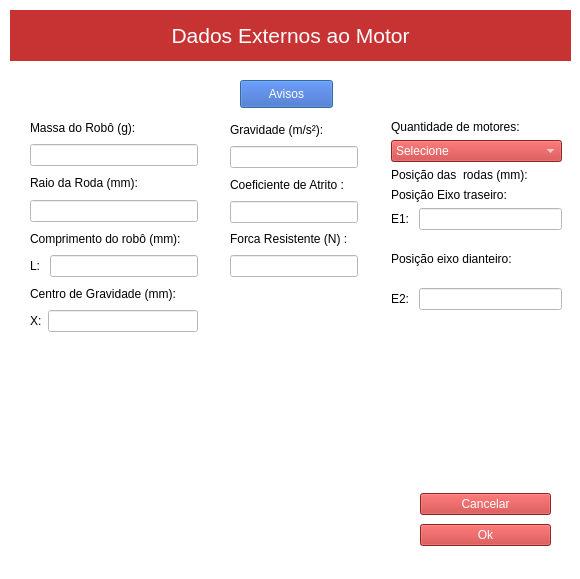
The window that RinoMotoresV3/dadosrobo.ui (RPerobeli/RinoMotores) describes before a commit, drawn with Qt 5.
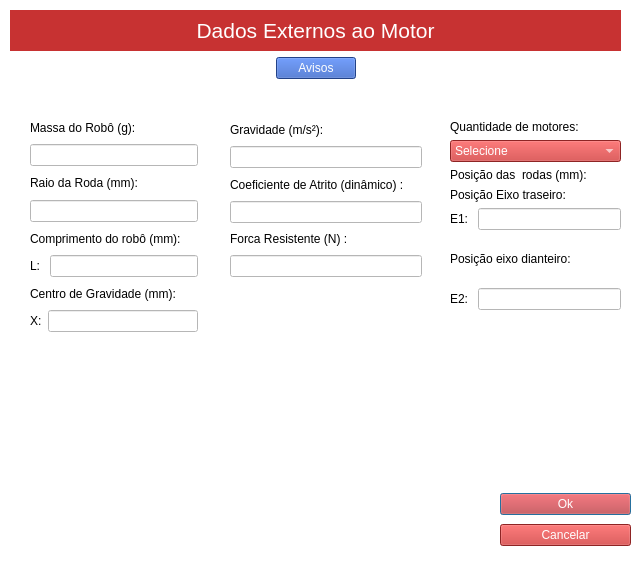
The same window after the commit. Icons and pictures are not drawn.

The edit to the form file:
```diff
--- a/RinoMotoresV3/dadosrobo.ui
+++ b/RinoMotoresV3/dadosrobo.ui
@@ -6,7 +6,7 @@
    <rect>
     <x>0</x>
     <y>0</y>
-    <width>580</width>
+    <width>642</width>
     <height>579</height>
    </rect>
   </property>
@@ -16,54 +16,12 @@
   <property name="styleSheet">
    <string notr="true">background-color:#fff</string>
   </property>
-  <widget class="QLabel" name="label_titulo">
-   <property name="geometry">
-    <rect>
-     <x>10</x>
-     <y>10</y>
-     <width>561</width>
-     <height>51</height>
-    </rect>
-   </property>
-   <property name="font">
-    <font>
-     <pointsize>16</pointsize>
-    </font>
-   </property>
-   <property name="styleSheet">
-    <string notr="true">background-color:#c73232;
-color:#fff;</string>
-   </property>
-   <property name="text">
-    <string>Dados Externos ao Motor</string>
-   </property>
-   <property name="alignment">
-    <set>Qt::AlignCenter</set>
-   </property>
-  </widget>
-  <widget class="QPushButton" name="Btn_Avisos">
-   <property name="geometry">
-    <rect>
-     <x>240</x>
-     <y>80</y>
-     <width>93</width>
-     <height>28</height>
-    </rect>
-   </property>
-   <property name="styleSheet">
-    <string notr="true">background-color:#305dbf;
-color:#fff;</string>
-   </property>
-   <property name="text">
-    <string>Avisos</string>
-   </property>
-  </widget>
   <widget class="QLabel" name="Imagem">
    <property name="geometry">
     <rect>
      <x>31</x>
      <y>350</y>
-     <width>351</width>
+     <width>321</width>
      <height>211</height>
     </rect>
    </property>
@@ -151,12 +109,12 @@
     </item>
    </layout>
   </widget>
-  <widget class="QWidget" name="">
+  <widget class="QWidget" name="layoutWidget">
    <property name="geometry">
     <rect>
      <x>230</x>
      <y>120</y>
-     <width>128</width>
+     <width>192</width>
      <height>157</height>
     </rect>
    </property>
@@ -174,7 +132,7 @@
     <item>
      <widget class="QLabel" name="label_coefAtrito">
       <property name="text">
-       <string>Coeficiente de Atrito :</string>
+       <string>Coeficiente de Atrito (dinâmico) :</string>
       </property>
      </widget>
     </item>
@@ -193,10 +151,10 @@
     </item>
    </layout>
   </widget>
-  <widget class="QWidget" name="">
+  <widget class="QWidget" name="layoutWidget">
    <property name="geometry">
     <rect>
-     <x>391</x>
+     <x>450</x>
      <y>120</y>
      <width>171</width>
      <height>190</height>
@@ -306,27 +264,16 @@
     </item>
    </layout>
   </widget>
-  <widget class="QWidget" name="">
+  <widget class="QWidget" name="layoutWidget">
    <property name="geometry">
     <rect>
-     <x>420</x>
+     <x>500</x>
      <y>490</y>
      <width>131</width>
      <height>59</height>
     </rect>
    </property>
    <layout class="QVBoxLayout" name="verticalLayout_7">
-    <item>
-     <widget class="QPushButton" name="Btn_Cancel">
-      <property name="styleSheet">
-       <string notr="true">background-color:#c73232;
-color:#fff;</string>
-      </property>
-      <property name="text">
-       <string>Cancelar</string>
-      </property>
-     </widget>
-    </item>
     <item>
      <widget class="QPushButton" name="BtnOK">
       <property name="styleSheet">
@@ -337,6 +284,89 @@
        <string>Ok</string>
       </property>
      </widget>
+    </item>
+    <item>
+     <widget class="QPushButton" name="Btn_Cancel">
+      <property name="styleSheet">
+       <string notr="true">background-color:#c73232;
+color:#fff;</string>
+      </property>
+      <property name="text">
+       <string>Cancelar</string>
+      </property>
+     </widget>
+    </item>
+   </layout>
+  </widget>
+  <widget class="QWidget" name="">
+   <property name="geometry">
+    <rect>
+     <x>10</x>
+     <y>10</y>
+     <width>611</width>
+     <height>69</height>
+    </rect>
+   </property>
+   <layout class="QVBoxLayout" name="verticalLayout_8">
+    <item>
+     <widget class="QLabel" name="label_titulo">
+      <property name="font">
+       <font>
+        <pointsize>16</pointsize>
+       </font>
+      </property>
+      <property name="styleSheet">
+       <string notr="true">background-color:#c73232;
+color:#fff;</string>
+      </property>
+      <property name="text">
+       <string>Dados Externos ao Motor</string>
+      </property>
+      <property name="alignment">
+       <set>Qt::AlignCenter</set>
+      </property>
+     </widget>
+    </item>
+    <item>
+     <layout class="QHBoxLayout" name="horizontalLayout_2">
+      <item>
+       <spacer name="horizontalSpacer_2">
+        <property name="orientation">
+         <enum>Qt::Horizontal</enum>
+        </property>
+        <property name="sizeHint" stdset="0">
+         <size>
+          <width>40</width>
+          <height>20</height>
+         </size>
+        </property>
+       </spacer>
+      </item>
+      <item>
+       <widget class="QPushButton" name="Btn_Avisos">
+        <property name="styleSheet">
+         <string notr="true">background-color:#305dbf;
+color:#fff;</string>
+        </property>
+        <property name="text">
+         <string>Avisos</string>
+        </property>
+       </widget>
+      </item>
+      <item>
+       <spacer name="horizontalSpacer">
+        <property name="orientation">
+         <enum>Qt::Horizontal</enum>
+        </property>
+        <property name="sizeHint" stdset="0">
+         <size>
+          <width>40</width>
+          <height>20</height>
+         </size>
+        </property>
+       </spacer>
+      </item>
+     </layout>
     </item>
    </layout>
   </widget>
```
Left out of the diff: 2 changed lines with no effect on the pictures.
